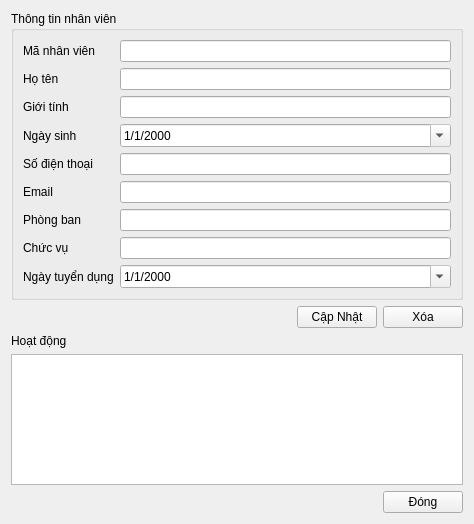
Above: ui/employee_detail.ui from thinh-doan/sales-and-warehouse-management-system before the change. Below: the same form after it.
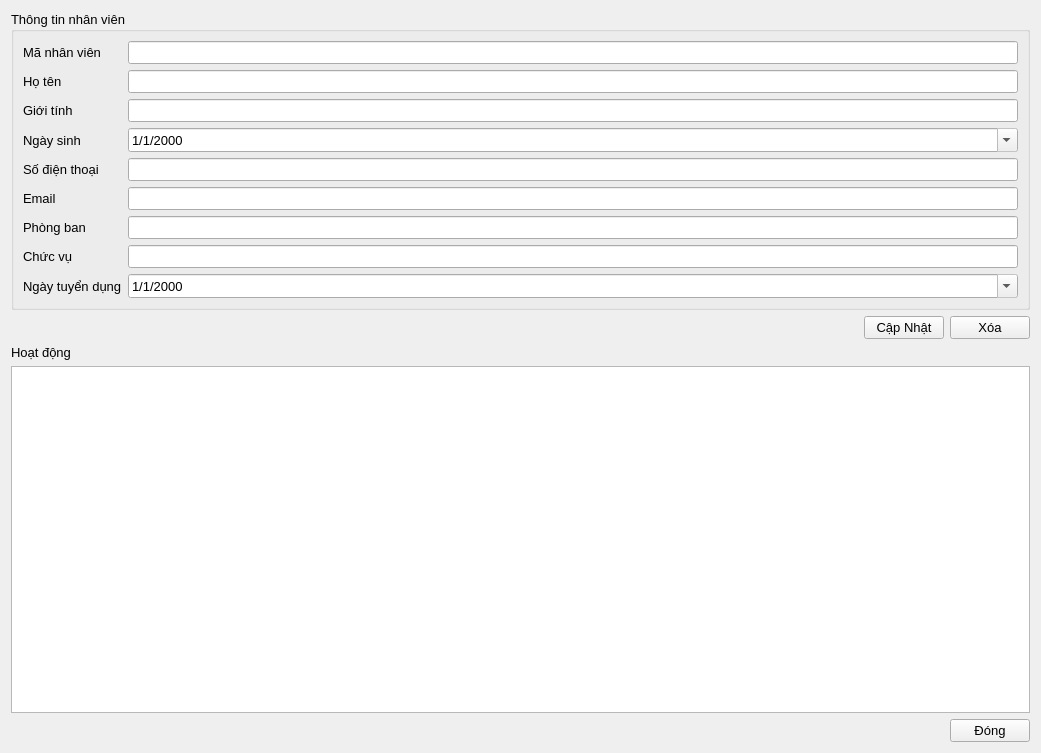
That is the form after the change. Icons and pictures are not drawn.

What changed in the file:
```diff
--- a/ui/employee_detail.ui
+++ b/ui/employee_detail.ui
@@ -6,10 +6,15 @@
    <rect>
     <x>0</x>
     <y>0</y>
-    <width>474</width>
-    <height>524</height>
+    <width>1041</width>
+    <height>753</height>
    </rect>
   </property>
+  <property name="font">
+   <font>
+    <pointsize>10</pointsize>
+   </font>
+  </property>
   <property name="windowTitle">
    <string>Chi tiết nhân viên</string>
   </property>
```
Left out of the diff: 6 changed lines with no effect on the pictures.
